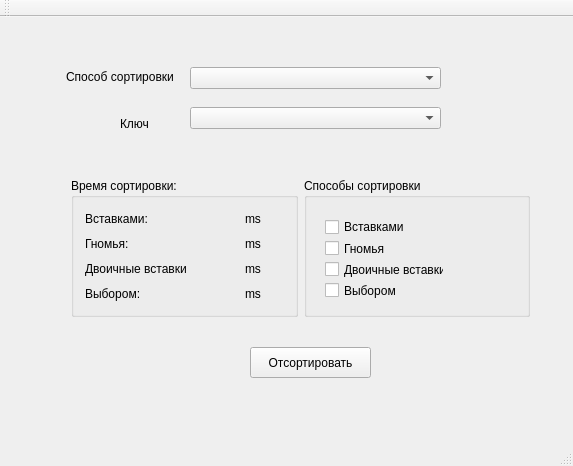
Vadimak170/Lab1_standart_view, file mainwindow.ui: the form before one commit.
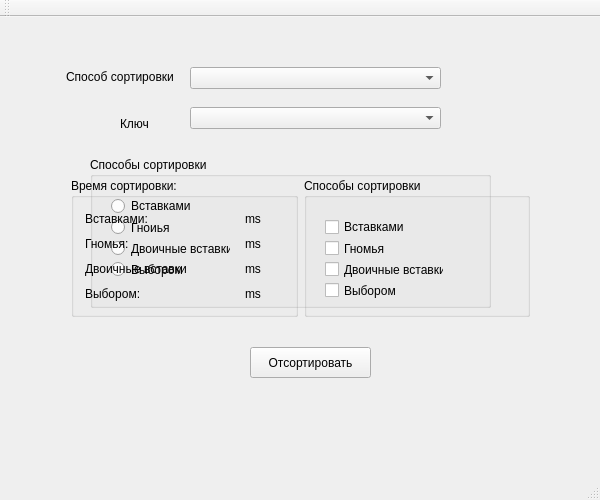
The form after the commit.

Patch:
```diff
--- a/mainwindow.ui
+++ b/mainwindow.ui
@@ -6,10 +6,22 @@
    <rect>
     <x>0</x>
     <y>0</y>
-    <width>573</width>
-    <height>466</height>
+    <width>600</width>
+    <height>500</height>
    </rect>
   </property>
+  <property name="minimumSize">
+   <size>
+    <width>600</width>
+    <height>500</height>
+   </size>
+  </property>
+  <property name="maximumSize">
+   <size>
+    <width>600</width>
+    <height>500</height>
+   </size>
+  </property>
   <property name="windowTitle">
    <string>MainWindow</string>
   </property>
@@ -73,6 +85,98 @@
      <string>Ключ</string>
     </property>
    </widget>
+   <widget class="QGroupBox" name="groupBox_3">
+    <property name="geometry">
+     <rect>
+      <x>90</x>
+      <y>140</y>
+      <width>401</width>
+      <height>151</height>
+     </rect>
+    </property>
+    <property name="title">
+     <string>Способы сортировки</string>
+    </property>
+    <widget class="QWidget" name="layoutWidget">
+     <property name="geometry">
+      <rect>
+       <x>10</x>
+       <y>30</y>
+       <width>141</width>
+       <height>101</height>
+      </rect>
+     </property>
+     <layout class="QVBoxLayout" name="verticalLayout_2">
+      <item>
+       <widget class="QRadioButton" name="radioInsert">
+        <property name="text">
+         <string>Вставками</string>
+        </property>
+       </widget>
+      </item>
+      <item>
+       <widget class="QRadioButton" name="radioGnome">
+        <property name="text">
+         <string>Гноиья</string>
+        </property>
+       </widget>
+      </item>
+      <item>
+       <widget class="QRadioButton" name="radioBinary">
+        <property name="text">
+         <string>Двоичные вставки</string>
+        </property>
+       </widget>
+      </item>
+      <item>
+       <widget class="QRadioButton" name="radioSelection">
+        <property name="text">
+         <string>Выбором</string>
+        </property>
+       </widget>
+      </item>
+     </layout>
+    </widget>
+    <widget class="QWidget" name="">
+     <property name="geometry">
+      <rect>
+       <x>160</x>
+       <y>70</y>
+       <width>211</width>
+       <height>16</height>
+      </rect>
+     </property>
+     <layout class="QHBoxLayout" name="horizontalLayout_2">
+      <item>
+       <widget class="QLabel" name="label_11">
+        <property name="text">
+         <string>Время сортировки:</string>
+        </property>
+       </widget>
+      </item>
+      <item>
+       <widget class="QLabel" name="timeStruct">
+        <property name="text">
+         <string/>
+        </property>
+        <property name="alignment">
+         <set>Qt::AlignRight|Qt::AlignTrailing|Qt::AlignVCenter</set>
+        </property>
+       </widget>
+      </item>
+      <item>
+       <widget class="QLabel" name="label_12">
+        <property name="text">
+         <string>ms</string>
+        </property>
+        <property name="alignment">
+         <set>Qt::AlignRight|Qt::AlignTrailing|Qt::AlignVCenter</set>
+        </property>
+       </widget>
+      </item>
+     </layout>
+    </widget>
+   </widget>
    <widget class="QWidget" name="">
     <property name="geometry">
      <rect>
@@ -85,9 +189,15 @@
     <layout class="QHBoxLayout" name="horizontalLayout">
      <item>
       <widget class="QGroupBox" name="groupBox">
+       <property name="enabled">
+        <bool>true</bool>
+       </property>
        <property name="title">
         <string>Время сортировки:</string>
        </property>
+       <property name="checkable">
+        <bool>false</bool>
+       </property>
        <layout class="QGridLayout" name="gridLayout">
         <item row="0" column="0">
          <widget class="QLabel" name="label_3">
```
Left out of the diff: 84 changed lines with no effect on the pictures.
